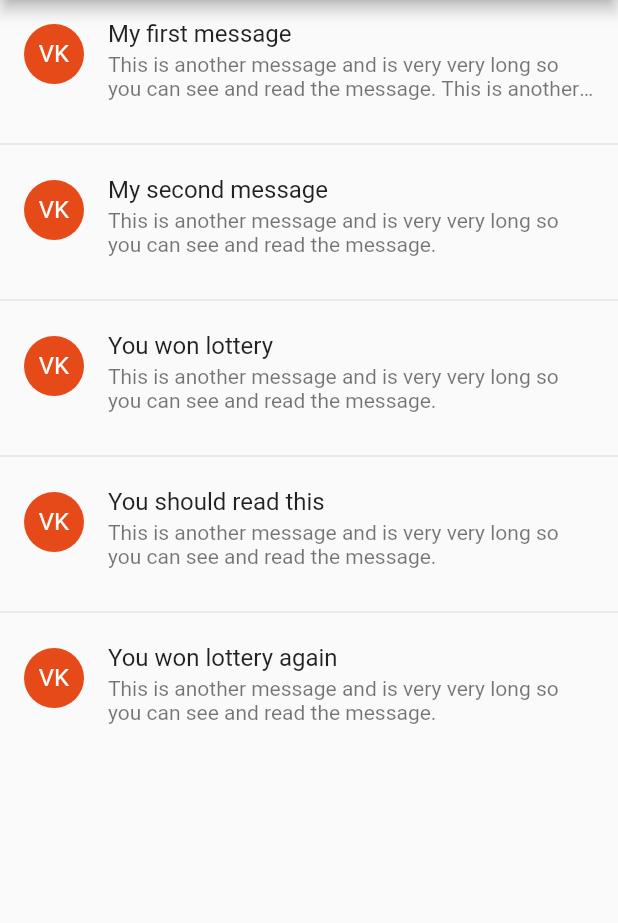
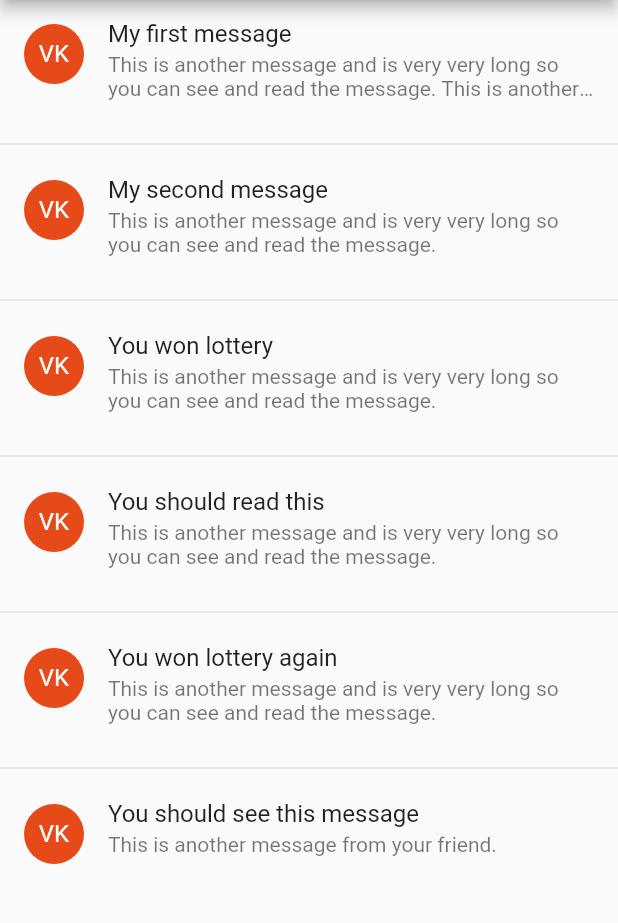
Before and after one commit to VijayGanganapalli/vchat, a Flutter app: the screen it shows after launch, on a phone screen of 412 x 824 dp, the part 84-1007 px from its top. Run offline on Flutter 3.47's test engine with Material 2 defaults, Android fonts, the phone set to English and light mode, and no system bars.

Commit message:
added one more message

```diff
--- a/lib/main.dart
+++ b/lib/main.dart
@@ -45,6 +45,10 @@ class HomeScreen extends StatelessWidget {
       'body':
           'This is another message and is very very long so you can see and read the message.'
     },
+    {
+      'subject': 'You should see this message',
+      'body': 'This is another message from your friend.'
+    }
   ];
 
   HomeScreen({Key key, this.title}) : super(key: key);
```
